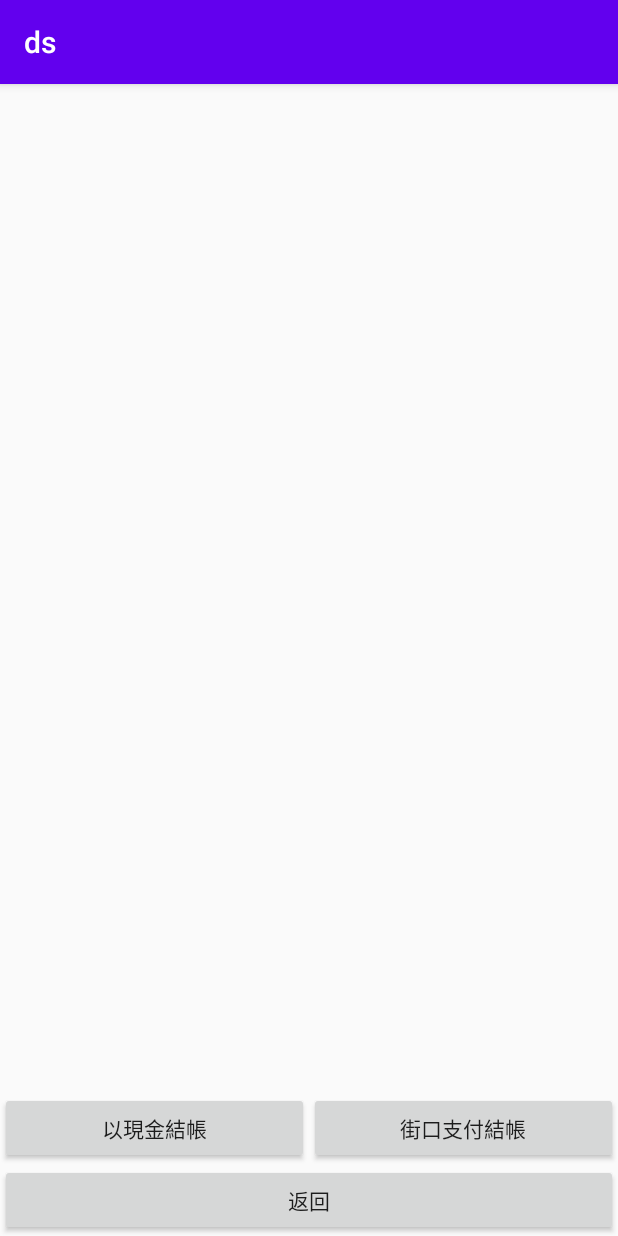
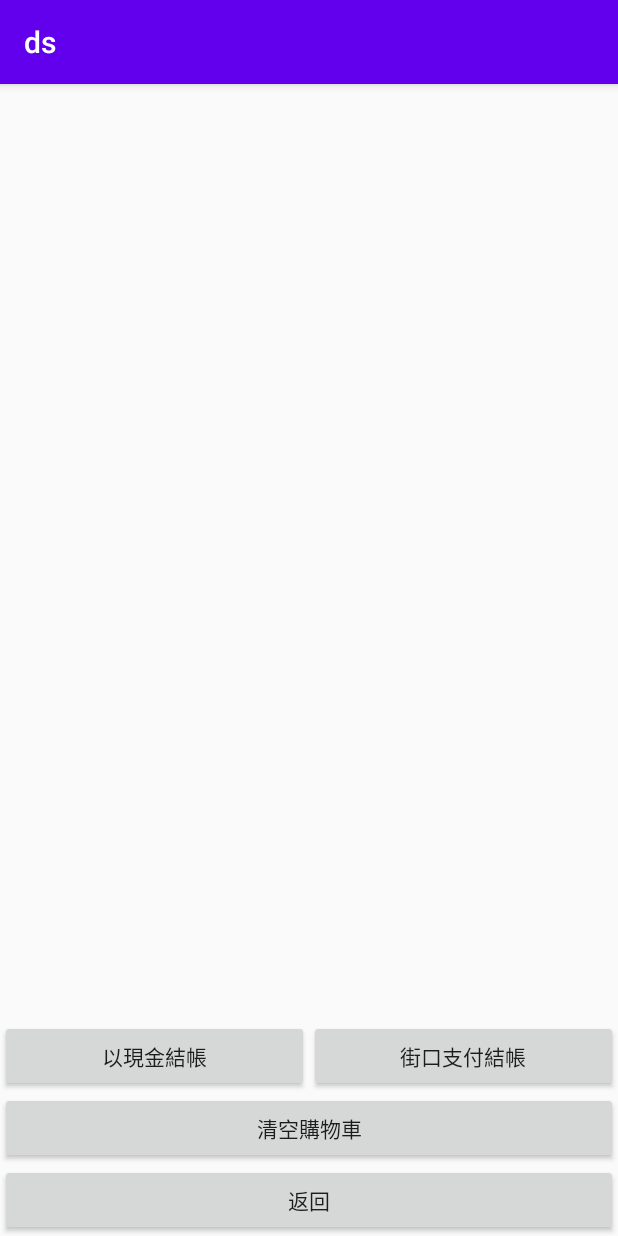
Before and after one commit to kazeUnderlines/SAD_Bois_v1, an Android app: the CartActivity screen opened directly, with no data from a screen before it, on a phone screen of 412 x 824 dp. Run offline under Robolectric (Android 15) with nearby library versions, the phone set to English and light mode, and no system bars.

Commit message:
Added btClear to CartActivity to clear the cart

```diff
--- a/app/src/main/java/com/example/ds/CartActivity.java
+++ b/app/src/main/java/com/example/ds/CartActivity.java
@@ -28,7 +28,7 @@ import static com.example.ds.data.SharedData.orderSerial;
 
 public class CartActivity extends AppCompatActivity {
     ListView lv;
-    Button btCash, btJKO, btBack;
+    Button btCash, btJKO, btBack, btClear;
     rdbHelper rdbh;
     SQLiteDatabase db;
     @Override
@@ -41,6 +41,7 @@ public class CartActivity extends AppCompatActivity {
         btJKO = findViewById(R.id.btJKO);
         btBack = findViewById(R.id.btBack);
         lv = findViewById(R.id.cartLv);
+        btClear = findViewById(R.id.btClear);
         ArrayAdapter adapter = new ArrayAdapter<items>(this, android.R.layout.simple_list_item_2,android.R.id.text1,itemList) {
             @Override
             public View getView(int pos, View convert, ViewGroup group) {
@@ -75,6 +76,16 @@ public class CartActivity extends AppCompatActivity {
         btBack.setOnClickListener(new View.OnClickListener(){
             @Override
             public void onClick(View view){
+                mainAct();
+                finish();
+            }
+        });
+        btClear.setOnClickListener(new View.OnClickListener(){
+            @Override
+            public void onClick(View view){
+                Toast toast=Toast.makeText(getApplicationContext(),"購物車已清空!",Toast.LENGTH_SHORT);
+                toast.show();
+                itemList.clear();
                 mainAct();
                 finish();
             }
--- a/app/src/main/res/layout/activity_cart.xml
+++ b/app/src/main/res/layout/activity_cart.xml
@@ -11,9 +11,8 @@
         android:layout_width="0dp"
         android:layout_height="wrap_content"
         android:text="以現金結帳"
-        app:layout_constraintBottom_toTopOf="@id/btBack"
+        app:layout_constraintBottom_toTopOf="@id/btClear"
         app:layout_constraintEnd_toStartOf="@+id/btJKO"
-        app:layout_constraintHorizontal_bias="0.009"
         app:layout_constraintStart_toStartOf="parent" />
 
     <Button
@@ -21,7 +20,7 @@
         android:layout_width="0dp"
         android:layout_height="wrap_content"
         android:text="街口支付結帳"
-        app:layout_constraintBottom_toTopOf="@id/btBack"
+        app:layout_constraintBottom_toTopOf="@id/btClear"
         app:layout_constraintEnd_toEndOf="parent"
         app:layout_constraintStart_toEndOf="@id/btCash" />
     <Button
@@ -30,6 +29,15 @@
         android:layout_height="wrap_content"
         android:text="返回"
         app:layout_constraintBottom_toBottomOf="parent"
+        app:layout_constraintStart_toStartOf="parent"
+        app:layout_constraintEnd_toEndOf="parent"/>
+
+    <Button
+        android:id="@+id/btClear"
+        android:layout_width="0dp"
+        android:layout_height="wrap_content"
+        android:text="清空購物車"
+        app:layout_constraintBottom_toTopOf="@id/btBack"
         app:layout_constraintStart_toStartOf="parent"
         app:layout_constraintEnd_toEndOf="parent"/>
     <ListView
```
